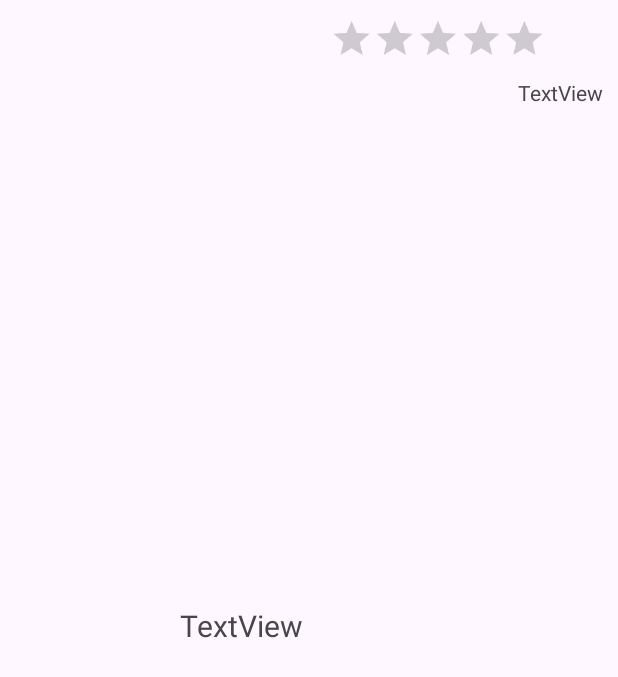
After one commit to BeignetBoyy/Projet-Fil-Rouge-R411, an Android app: the layout character_layout.xml on its own in the app's theme, with its tools: preview values and no code run, on a phone screen of 412 x 824 dp. The commit adds this screen. Shown: the top 677 px of the screen. Run offline under Robolectric (Android 15) with nearby library versions, the phone set to English and light mode, and no system bars.

Commit message:
correction help

```diff
--- a/app/build.gradle.kts
+++ b/app/build.gradle.kts
@@ -34,11 +34,11 @@ dependencies {
     implementation ("com.fasterxml.jackson.core:jackson-databind:2.10.3")
     implementation ("com.fasterxml.jackson.core:jackson-core:2.10.3")
     implementation ("com.fasterxml.jackson.core:jackson-annotations:2.10.3")
-
     implementation ("com.squareup.picasso:picasso:2.71828")
-    implementation("androidx.appcompat:appcompat:1.6.1")
+    //implementation("androidx.appcompat:appcompat:1.6.1")
     implementation("com.google.android.material:material:1.11.0")
     implementation("androidx.constraintlayout:constraintlayout:2.1.4")
+    implementation("androidx.appcompat:appcompat:1.6.1")
     testImplementation("junit:junit:4.13.2")
     androidTestImplementation("androidx.test.ext:junit:1.1.5")
     androidTestImplementation("androidx.test.espresso:espresso-core:3.5.1")
--- a/app/src/main/java/iut/r411/filrouge/AnnonceActivity.java
+++ b/app/src/main/java/iut/r411/filrouge/AnnonceActivity.java
@@ -1,11 +1,8 @@
 package iut.r411.filrouge;
 
 import android.os.Bundle;
-import android.util.Log;
-import android.widget.ImageView;
 import android.widget.TextView;
 
-import androidx.annotation.Nullable;
 import androidx.appcompat.app.AppCompatActivity;
 
 public class AnnonceActivity extends AppCompatActivity {
@@ -19,7 +16,7 @@ public class AnnonceActivity extends AppCompatActivity {
 
         Annonce annonce = getIntent().getExtras().getParcelable("annonce");
 
-        titre.setText(annonce.getTitre());
+        titre.setText(annonce.getLibelle());
 
     }
 }
--- a/app/src/main/java/iut/r411/filrouge/AnnonceAdapter.java
+++ b/app/src/main/java/iut/r411/filrouge/AnnonceAdapter.java
@@ -1,17 +1,13 @@
 package iut.r411.filrouge;
 
-import android.util.Log;
 import android.view.LayoutInflater;
 import android.view.View;
 import android.view.ViewGroup;
 import android.widget.BaseAdapter;
-import android.widget.ImageView;
-import android.widget.RatingBar;
 import android.widget.TextView;
 
 import androidx.constraintlayout.widget.ConstraintLayout;
 
-import java.text.DecimalFormat;
 import java.util.List;
 
 public class AnnonceAdapter extends BaseAdapter {
@@ -53,7 +49,7 @@ public class AnnonceAdapter extends BaseAdapter {
         TextView libelle = layoutItem.findViewById(R.id.libelle);
 
         //(3) : Renseignement des valeurs
-        libelle.setText(annonces.get(position).getTitre());
+        libelle.setText(annonces.get(position).getLibelle());
 
 
         layoutItem.setOnClickListener( click -> callBackActivity.onClicItem(position));
--- a/app/src/main/java/iut/r411/filrouge/Clickable.java
+++ b/app/src/main/java/iut/r411/filrouge/Clickable.java
@@ -10,4 +10,6 @@ import android.content.Context;
     public interface Clickable {
         void onClicItem(int itemIndex);
         Context getContext();
+
+        void onRatingBarChange(int itemIndex, float value);//TODO REMOVE
 }
--- a/app/src/main/java/iut/r411/filrouge/HttpAsyncGet.java
+++ b/app/src/main/java/iut/r411/filrouge/HttpAsyncGet.java
@@ -78,6 +78,7 @@ public class HttpAsyncGet<T>{
                 // lecture du fichier
                 InputStream inputStream = new BufferedInputStream(connection.getInputStream());
                 response = convertStreamToString(inputStream);
+                Log.d("HTTP", "aaaa");
             } catch (MalformedURLException e) {
                 Log.e(TAG, "MalformedURLException: " + e.getMessage());
             } catch (ProtocolException e) {
--- /dev/null
+++ b/app/src/main/res/layout/character_layout.xml
@@ -0,0 +1,46 @@
+<?xml version="1.0" encoding="utf-8"?>
+<androidx.constraintlayout.widget.ConstraintLayout xmlns:android="http://schemas.android.com/apk/res/android"
+    android:layout_width="match_parent"
+    android:layout_height="match_parent"
+    xmlns:app="http://schemas.android.com/apk/res-auto">
+
+    <ImageView
+        android:id="@+id/picture"
+        android:layout_width="100dp"
+        android:layout_height="100dp"
+        android:padding="5dp"
+        app:layout_constraintTop_toTopOf="parent"
+        app:layout_constraintLeft_toLeftOf="parent"/>
+
+    <TextView
+        android:id="@+id/name"
+        android:textSize="20sp"
+        android:layout_width="wrap_content"
+        android:layout_height="wrap_content"
+        app:layout_constraintTop_toTopOf="parent"
+        app:layout_constraintBottom_toBottomOf="parent"
+        app:layout_constraintLeft_toRightOf="@id/picture"
+        android:layout_marginLeft="20dp"
+        android:layout_marginTop="10dp"
+        android:text="TextView" />
+
+    <TextView
+        android:id="@+id/value"
+        android:layout_width="wrap_content"
+        android:layout_height="wrap_content"
+        app:layout_constraintTop_toBottomOf="@id/ratingBar"
+        app:layout_constraintRight_toRightOf="parent"
+        android:layout_marginTop="-5dp"
+        android:layout_marginRight="10dp"
+        android:text="TextView" />
+
+    <RatingBar
+        android:id="@+id/ratingBar"
+        android:layout_width="wrap_content"
+        android:layout_height="wrap_content"
+        android:numStars="5"
+        android:scaleX="0.60"
+        android:scaleY="0.60"
+        app:layout_constraintRight_toRightOf="parent"
+        app:layout_constraintTop_toTopOf="parent"/>
+</androidx.constraintlayout.widget.ConstraintLayout>
```
Also changed, not shown: app/src/main/AndroidManifest.xml (+13 -8 lines), app/src/main/java/iut/r411/filrouge/ActivityDelME.java (added, +48 -0 lines), app/src/main/java/iut/r411/filrouge/Annonce.java (+21 -17 lines), app/src/main/java/iut/r411/filrouge/Bottle.java (added, +71 -0 lines), app/src/main/java/iut/r411/filrouge/BottleAdapter.java (added, +80 -0 lines), app/src/main/java/iut/r411/filrouge/MainActivity.java (+23 -33 lines), app/src/main/res/layout/activity_del_me.xml (added, +9 -0 lines).
